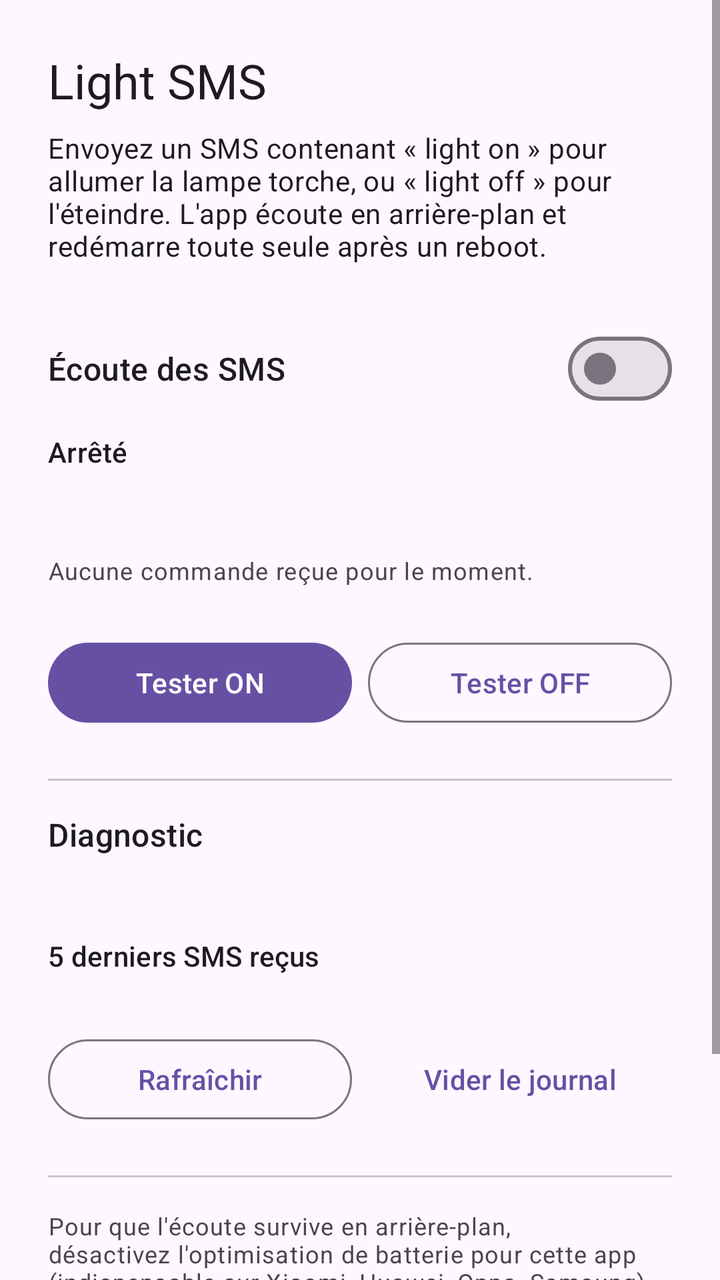
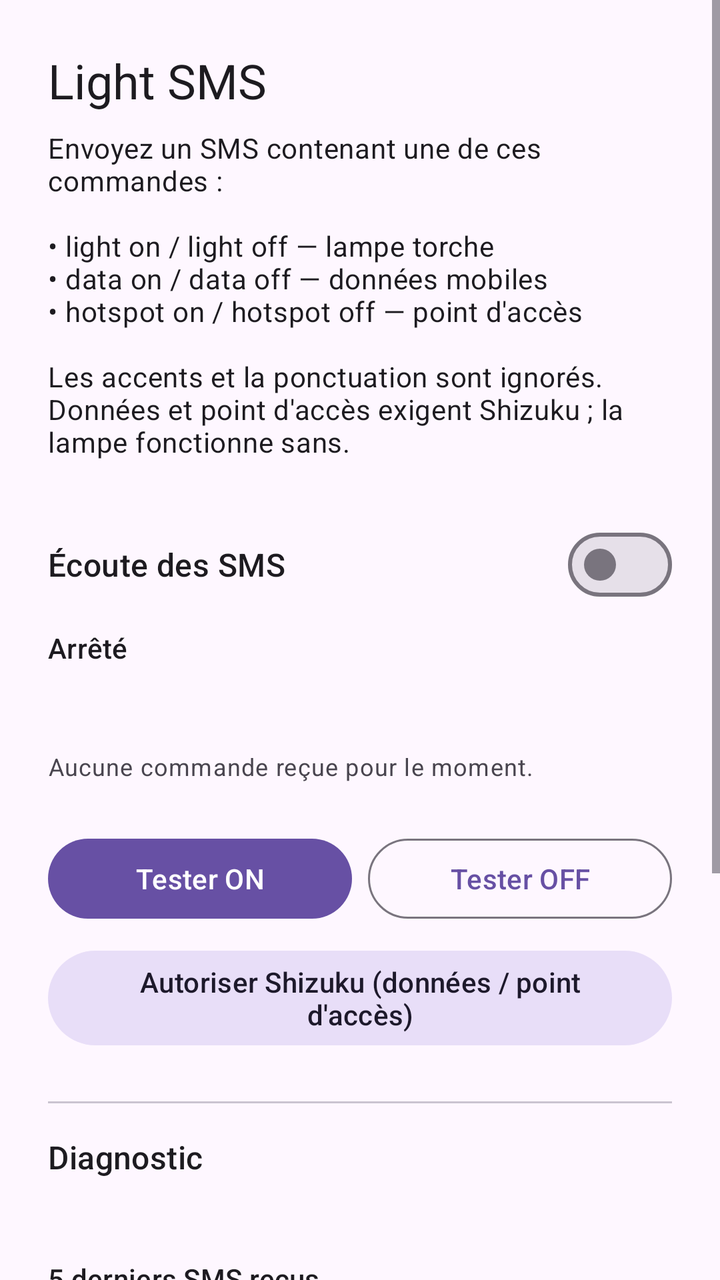

The first picture is an Android layout as it rendered before a commit; the second is the same layout after the commit. The layout source and the unified diff follow.
<!-- AndroidManifest.xml: application theme Theme.LightSms -->
<!-- res/layout/activity_main.xml -->
<?xml version="1.0" encoding="utf-8"?>
<ScrollView xmlns:android="http://schemas.android.com/apk/res/android"
    android:layout_width="match_parent"
    android:layout_height="match_parent"
    android:fillViewport="true">

    <LinearLayout
        android:layout_width="match_parent"
        android:layout_height="wrap_content"
        android:orientation="vertical"
        android:padding="24dp">

        <TextView
            android:layout_width="wrap_content"
            android:layout_height="wrap_content"
            android:text="@string/app_name"
            android:textAppearance="?attr/textAppearanceHeadlineSmall" />

        <TextView
            android:layout_width="match_parent"
            android:layout_height="wrap_content"
            android:layout_marginTop="8dp"
            android:text="@string/intro"
            android:textAppearance="?attr/textAppearanceBodyMedium" />

        <com.google.android.material.materialswitch.MaterialSwitch
            android:id="@+id/switchEnable"
            android:layout_width="match_parent"
            android:layout_height="wrap_content"
            android:layout_marginTop="24dp"
            android:minHeight="56dp"
            android:text="@string/enable_listening"
            android:textAppearance="?attr/textAppearanceTitleMedium" />

        <TextView
            android:id="@+id/txtStatus"
            android:layout_width="match_parent"
            android:layout_height="wrap_content"
            android:layout_marginTop="4dp"
            android:text="@string/status_stopped"
            android:textAppearance="?attr/textAppearanceTitleSmall" />

        <TextView
            android:id="@+id/txtTorch"
            android:layout_width="match_parent"
            android:layout_height="wrap_content"
            android:layout_marginTop="16dp"
            android:textAppearance="?attr/textAppearanceBodyLarge" />

        <TextView
            android:id="@+id/txtLastEvent"
            android:layout_width="match_parent"
            android:layout_height="wrap_content"
            android:layout_marginTop="4dp"
            android:text="@string/no_event_yet"
            android:textAppearance="?attr/textAppearanceBodySmall" />

        <TextView
            android:id="@+id/txtWarnings"
            android:layout_width="match_parent"
            android:layout_height="wrap_content"
            android:layout_marginTop="16dp"
            android:textAppearance="?attr/textAppearanceBodySmall"
            android:textColor="?attr/colorError"
            android:visibility="gone" />

        <LinearLayout
            android:layout_width="match_parent"
            android:layout_height="wrap_content"
            android:layout_marginTop="24dp"
            android:orientation="horizontal">

            <com.google.android.material.button.MaterialButton
                android:id="@+id/btnTestOn"
                android:layout_width="0dp"
                android:layout_height="wrap_content"
                android:layout_marginEnd="8dp"
                android:layout_weight="1"
                android:text="@string/test_on" />

            <com.google.android.material.button.MaterialButton
                android:id="@+id/btnTestOff"
                style="@style/Widget.Material3.Button.OutlinedButton"
                android:layout_width="0dp"
                android:layout_height="wrap_content"
                android:layout_weight="1"
                android:text="@string/test_off" />
        </LinearLayout>

        <View
            android:layout_width="match_parent"
            android:layout_height="1dp"
            android:layout_marginTop="24dp"
            android:background="?attr/colorOutlineVariant" />

        <TextView
            android:layout_width="match_parent"
            android:layout_height="wrap_content"
            android:layout_marginTop="16dp"
            android:text="@string/debug_title"
            android:textAppearance="?attr/textAppearanceTitleMedium" />

        <TextView
            android:id="@+id/txtDiag"
            android:layout_width="match_parent"
            android:layout_height="wrap_content"
            android:layout_marginTop="8dp"
            android:fontFamily="monospace"
            android:textAppearance="?attr/textAppearanceBodySmall" />

        <TextView
            android:layout_width="match_parent"
            android:layout_height="wrap_content"
            android:layout_marginTop="16dp"
            android:text="@string/log_title"
            android:textAppearance="?attr/textAppearanceTitleSmall" />

        <HorizontalScrollView
            android:layout_width="match_parent"
            android:layout_height="wrap_content"
            android:layout_marginTop="4dp">

            <TextView
                android:id="@+id/txtLog"
                android:layout_width="wrap_content"
                android:layout_height="wrap_content"
                android:fontFamily="monospace"
                android:textAppearance="?attr/textAppearanceBodySmall"
                android:textIsSelectable="true" />
        </HorizontalScrollView>

        <LinearLayout
            android:layout_width="match_parent"
            android:layout_height="wrap_content"
            android:layout_marginTop="8dp"
            android:orientation="horizontal">

            <com.google.android.material.button.MaterialButton
                android:id="@+id/btnRefresh"
                style="@style/Widget.Material3.Button.OutlinedButton"
                android:layout_width="0dp"
                android:layout_height="wrap_content"
                android:layout_marginEnd="8dp"
                android:layout_weight="1"
                android:text="@string/refresh" />

            <com.google.android.material.button.MaterialButton
                android:id="@+id/btnClearLog"
                style="@style/Widget.Material3.Button.TextButton"
                android:layout_width="0dp"
                android:layout_height="wrap_content"
                android:layout_weight="1"
                android:text="@string/clear_log" />
        </LinearLayout>

        <View
            android:layout_width="match_parent"
            android:layout_height="1dp"
            android:layout_marginTop="24dp"
            android:background="?attr/colorOutlineVariant" />

        <TextView
            android:layout_width="match_parent"
            android:layout_height="wrap_content"
            android:layout_marginTop="16dp"
            android:text="@string/reliability_hint"
            android:textAppearance="?attr/textAppearanceBodySmall" />

        <com.google.android.material.button.MaterialButton
            android:id="@+id/btnBattery"
            style="@style/Widget.Material3.Button.TextButton"
            android:layout_width="match_parent"
            android:layout_height="wrap_content"
            android:layout_marginTop="8dp"
            android:text="@string/battery_settings" />

        <com.google.android.material.button.MaterialButton
            android:id="@+id/btnAppSettings"
            style="@style/Widget.Material3.Button.TextButton"
            android:layout_width="match_parent"
            android:layout_height="wrap_content"
            android:text="@string/app_settings" />

    </LinearLayout>
</ScrollView>
<!-- resources referenced by this layout -->
<resources>
  <string name="app_name">Light SMS</string>
  <string name="app_settings">Paramètres de l\'application</string>
  <string name="battery_settings">Optimisation de la batterie</string>
  <string name="clear_log">Vider le journal</string>
  <string name="debug_title">Diagnostic</string>
  <string name="enable_listening">Écoute des SMS</string>
  <string name="intro">Envoyez un SMS contenant « light on » pour allumer la lampe torche, ou « light off » pour l\'éteindre. L\'app écoute en arrière-plan et redémarre toute seule après un reboot.</string>
  <string name="log_title">5 derniers SMS reçus</string>
  <string name="no_event_yet">Aucune commande reçue pour le moment.</string>
  <string name="refresh">Rafraîchir</string>
  <string name="reliability_hint">Pour que l\'écoute survive en arrière-plan, désactivez l\'optimisation de batterie pour cette app (indispensable sur Xiaomi, Huawei, Oppo, Samsung).</string>
  <string name="status_stopped">Arrêté</string>
  <string name="test_off">Tester OFF</string>
  <string name="test_on">Tester ON</string>
  <style name="Theme.LightSms" parent="Theme.Material3.DayNight.NoActionBar" />
</resources>

<!-- the commit's change to res/layout/activity_main.xml (unified diff, before → after) -->
@@ -86,6 +86,14 @@
                 android:layout_weight="1"
                 android:text="@string/test_off" />
         </LinearLayout>
+
+        <com.google.android.material.button.MaterialButton
+            android:id="@+id/btnShizuku"
+            style="@style/Widget.Material3.Button.TonalButton"
+            android:layout_width="match_parent"
+            android:layout_height="wrap_content"
+            android:layout_marginTop="8dp"
+            android:text="@string/shizuku_button" />
 
         <View
             android:layout_width="match_parent"
<!-- resource entries referenced after the edit -->
@@ -6,11 +6,12 @@
   <string name="clear_log">Vider le journal</string>
   <string name="debug_title">Diagnostic</string>
   <string name="enable_listening">Écoute des SMS</string>
-  <string name="intro">Envoyez un SMS contenant « light on » pour allumer la lampe torche, ou « light off » pour l\'éteindre. L\'app écoute en arrière-plan et redémarre toute seule après un reboot.</string>
+  <string name="intro">Envoyez un SMS contenant une de ces commandes :\n\n• light on / light off — lampe torche\n• data on / data off — données mobiles\n• hotspot on / hotspot off — point d\'accès\n\nLes accents et la ponctuation sont ignorés. Données et point d\'accès exigent Shizuku ; la lampe fonctionne sans.</string>
   <string name="log_title">5 derniers SMS reçus</string>
   <string name="no_event_yet">Aucune commande reçue pour le moment.</string>
   <string name="refresh">Rafraîchir</string>
   <string name="reliability_hint">Pour que l\'écoute survive en arrière-plan, désactivez l\'optimisation de batterie pour cette app (indispensable sur Xiaomi, Huawei, Oppo, Samsung).</string>
+  <string name="shizuku_button">Autoriser Shizuku (données / point d\'accès)</string>
   <string name="status_stopped">Arrêté</string>
   <string name="test_off">Tester OFF</string>
   <string name="test_on">Tester ON</string>
